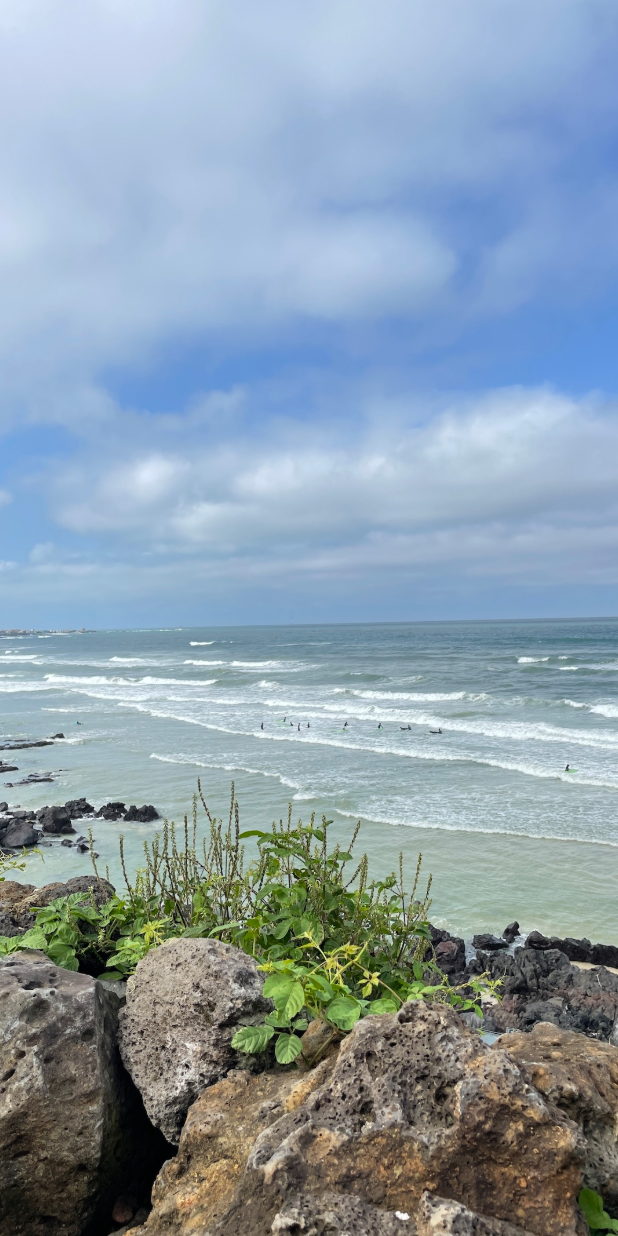
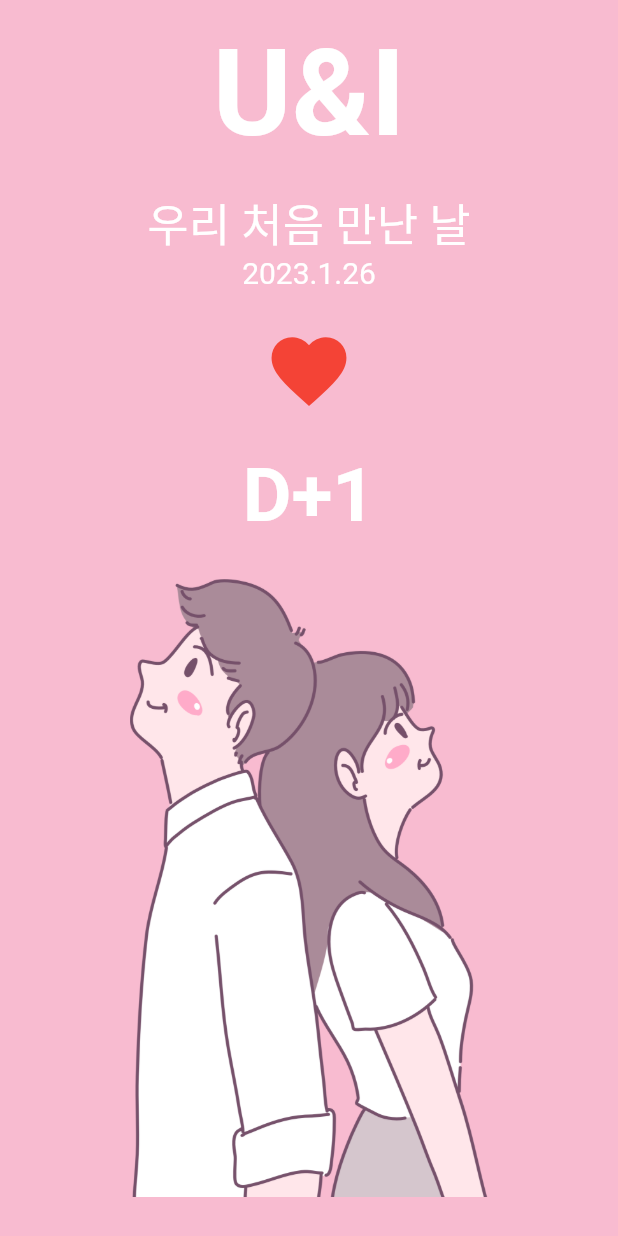
Before and after one commit to BackEndStory/Flutter-Study, a Flutter app: the screen it shows after launch, on a phone screen of 412 x 824 dp. Run offline on Flutter 3.47's test engine with Material 2 defaults, Android fonts, the phone set to English and light mode, and no system bars; our stand-ins replace webview_flutter; Roboto replaces fonts that are missing (parisienne, sunflower).

Commit message:
CupertinoDatePicker, Theme, MediaQuery, showCupertinoDialog

```diff
--- /dev/null
+++ b/lib/screen/u_and_i.dart
@@ -0,0 +1,114 @@
+
+
+import 'package:flutter/cupertino.dart';
+import 'package:flutter/material.dart';
+
+
+class HomeScreen3 extends StatefulWidget{
+  const HomeScreen3({Key? key}) : super(key:key);
+   @override
+  State<HomeScreen3> createState() => _HomeScreen3State();
+}
+
+
+
+
+class _HomeScreen3State extends State<HomeScreen3>{
+  DateTime firstDay = DateTime.now();
+
+  @override
+  Widget build(BuildContext context){
+    return Scaffold(
+      backgroundColor: Colors.pink[100],
+      body: SafeArea(
+        top: true,
+        bottom: false,
+        child: Column(
+          mainAxisAlignment: MainAxisAlignment.spaceBetween,
+          crossAxisAlignment: CrossAxisAlignment.stretch,
+          children: [
+            _DDay( onHeart:onHeart, firstDay: firstDay,),
+            _CoupleImage(),
+          ],
+        ),
+      )
+    );
+  }
+  void onHeart(){
+    DateTime maxdate = new DateTime(firstDay.year , firstDay.month, firstDay.day+1);
+    print(maxdate);
+    showCupertinoDialog(
+        context: context,
+        builder: (BuildContext context){
+          return Align(
+            alignment: Alignment.bottomCenter,
+            child:Container(
+              color: Colors.white,
+              height:300,
+              child: CupertinoDatePicker(
+
+                maximumDate: maxdate,
+                mode:CupertinoDatePickerMode.date,
+                onDateTimeChanged: (DateTime date){
+                  setState(() {
+                    firstDay = date;
+                  });
+                },
+
+              ) ,
+            )
+
+          );
+        },
+      barrierDismissible:true,
+    );
+  }
+}
+
+
+
+
+class _DDay extends StatelessWidget{
+  final GestureTapCallback onHeart;
+  final DateTime firstDay;
+
+  _DDay({ required this.onHeart, required this.firstDay});
+  @override
+  Widget build(BuildContext context){
+    final textTheme = Theme.of(context).textTheme;
+    final now = DateTime.now();
+    return Column(
+      children: [
+        const SizedBox(height: 16),
+        Text('U&I',style: textTheme.headline1,),
+        const SizedBox(height: 16),
+        Text('우리 처음 만난 날',style: textTheme.bodyText1),
+        Text('${firstDay.year}.${firstDay.month}.${firstDay.day}',style: textTheme.bodyText2),
+        const SizedBox(height: 16),
+        IconButton(
+            iconSize: 60,
+            onPressed: onHeart,
+            icon: Icon(
+              Icons.favorite,
+              color: Colors.red,
+            ),
+        ),
+        const SizedBox(height: 16),
+        Text('D+${DateTime(now.year,now.month,now.day).difference(firstDay).inDays+1}',style: textTheme.headline2),
+      ],
+    );
+  }
+}
+
+class _CoupleImage extends StatelessWidget{
+  @override
+  Widget build(BuildContext context){
+    return Expanded(
+      child:Center(
+         child: Image.asset('assets/img/middle_image.png',
+               height: MediaQuery.of(context).size.height /2 ,
+         ),
+      ),
+    );
+  }
+}
```
Also changed, not shown: lib/main.dart (+28 -1 lines), pubspec.yaml (+14 -12 lines), assets/font/Parisienne-Regular.ttf (added), assets/font/Sunflower-Bold.ttf (added), assets/font/Sunflower-Light.ttf (added), assets/font/Sunflower-Medium.ttf (added), assets/img/middle_image.png (added).
